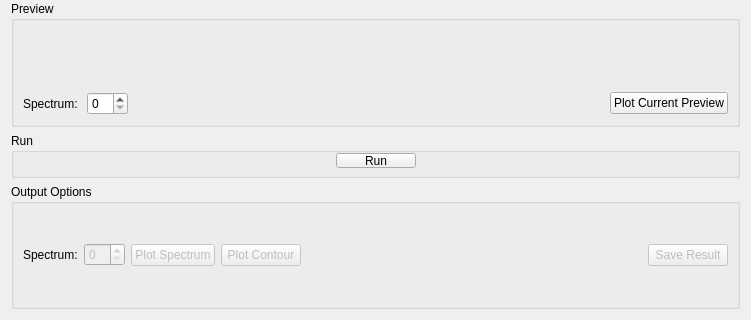
The window that qt/scientific_interfaces/Indirect/ApplyAbsorptionCorrections.ui (mantidproject/mantid) describes before a commit, drawn with Qt 5; both pictures show x 0 to 751 and y 424 to 744 of the 751 by 744 pixel window.
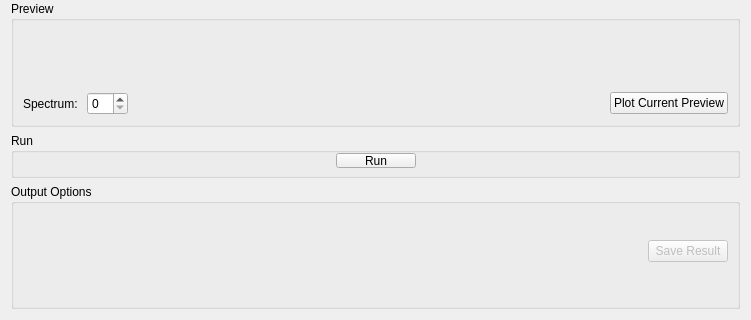
The same window after the commit. Custom widgets are drawn as their Qt base class.

Commit message: Refs #26511. New plotting widget on Corrections

What changed in the file:
```diff
--- a/qt/scientific_interfaces/Indirect/ApplyAbsorptionCorrections.ui
+++ b/qt/scientific_interfaces/Indirect/ApplyAbsorptionCorrections.ui
@@ -349,49 +349,24 @@
    </item>
    <item>
     <widget class="QGroupBox" name="gbOutput">
+     <property name="minimumSize">
+      <size>
+       <width>0</width>
+       <height>56</height>
+      </size>
+     </property>
      <property name="title">
       <string>Output Options</string>
      </property>
      <layout class="QHBoxLayout" name="horizontalLayout">
+      <property name="topMargin">
+       <number>0</number>
+      </property>
+      <property name="bottomMargin">
+       <number>7</number>
+      </property>
       <item>
-       <widget class="QLabel" name="lbPlotOutput">
-        <property name="sizePolicy">
-         <sizepolicy hsizetype="Maximum" vsizetype="Preferred">
-          <horstretch>0</horstretch>
-          <verstretch>0</verstretch>
-         </sizepolicy>
-        </property>
-        <property name="text">
-         <string>Spectrum:</string>
-        </property>
-       </widget>
-      </item>
-      <item>
-       <widget class="QSpinBox" name="spSpectrum">
-        <property name="enabled">
-         <bool>false</bool>
-        </property>
-       </widget>
-      </item>
-      <item>
-       <widget class="QPushButton" name="pbPlotSpectrum">
-        <property name="enabled">
-         <bool>false</bool>
-        </property>
-        <property name="text">
-         <string>Plot Spectrum</string>
-        </property>
-       </widget>
-      </item>
-      <item>
-       <widget class="QPushButton" name="pbPlotContour">
-        <property name="enabled">
-         <bool>false</bool>
-        </property>
-        <property name="text">
-         <string>Plot Contour</string>
-        </property>
-       </widget>
+       <widget class="MantidQt::CustomInterfaces::IndirectPlotOptionsView" name="ipoPlotOptions" native="true"/>
       </item>
       <item>
        <spacer name="horizontalSpacer_1">
@@ -423,9 +398,10 @@
  </widget>
  <customwidgets>
   <customwidget>
-   <class>MantidQt::MantidWidgets::DataSelector</class>
+   <class>MantidQt::CustomInterfaces::IndirectPlotOptionsView</class>
    <extends>QWidget</extends>
-   <header>MantidQtWidgets/Common/DataSelector.h</header>
+   <header>IndirectPlotOptionsView.h</header>
+   <container>1</container>
   </customwidget>
   <customwidget>
    <class>MantidQt::MantidWidgets::PreviewPlot</class>
@@ -433,6 +409,11 @@
    <header>MantidQtWidgets/Plotting/PreviewPlot.h</header>
    <container>1</container>
   </customwidget>
+  <customwidget>
+   <class>MantidQt::MantidWidgets::DataSelector</class>
+   <extends>QWidget</extends>
+   <header>MantidQtWidgets/Common/DataSelector.h</header>
+  </customwidget>
  </customwidgets>
  <resources/>
  <connections>
```
The commit also changes 8 other files.
